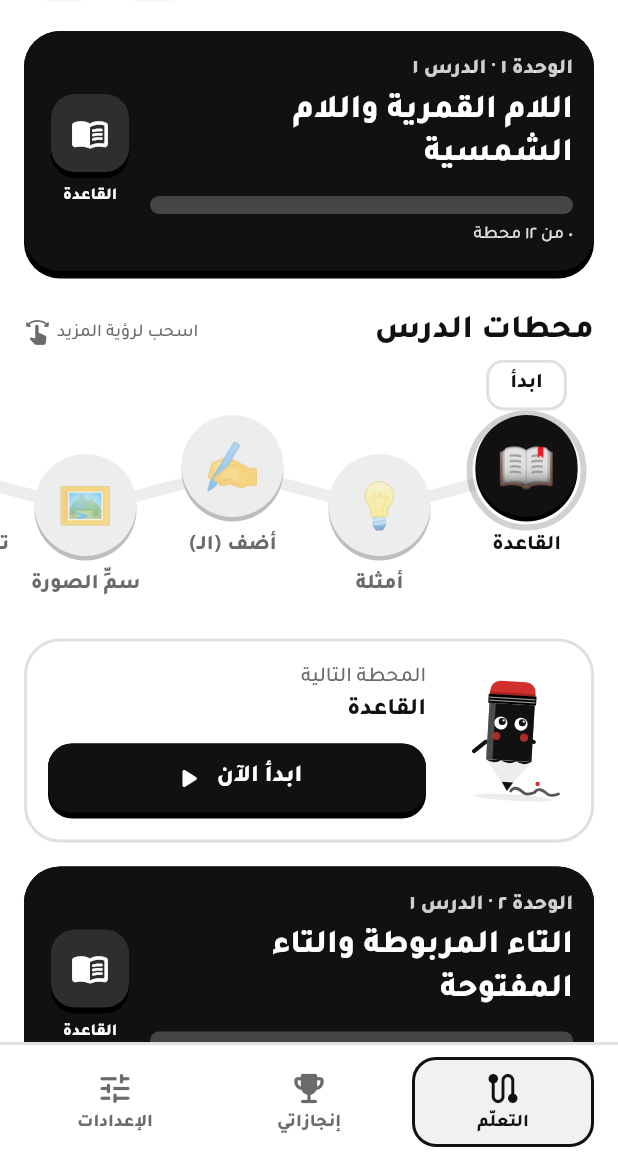
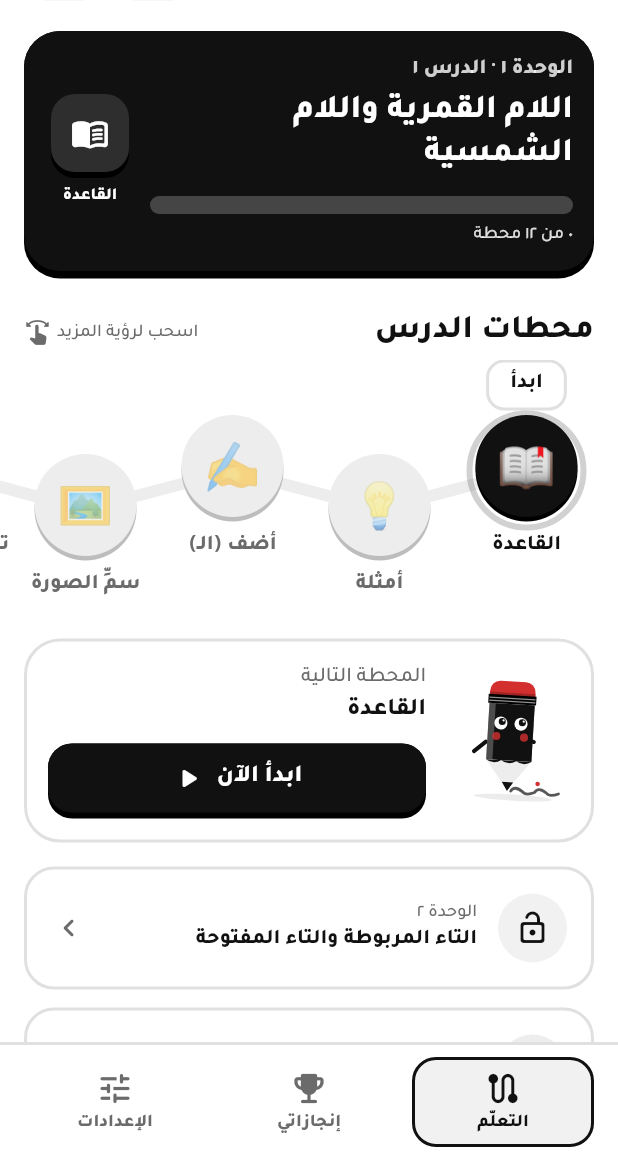
Before and after one commit to alansaria2026/imlaa-app, a Flutter app: the screen it shows after launch, on a phone screen of 412 x 824 dp, the part 77-1236 px from its top. Run offline on Flutter 3.47's test engine with Material 3 defaults, Android fonts, the phone set to English and light mode, and no system bars; our stand-ins replace audioplayers, flutter_tts, shared_preferences.

Commit message:
الوحدة الثانية بطاقة مفتوحة تعرض محطات درسها عند اختيارها
Co-Authored-By: Claude Opus 5.5 <noreply@anthropic.com>
Claude-Session: https://claude.ai/code/session_01BAinzYqS5R5ExmFrcB2fYo

```diff
--- a/lib/screens/learn_tab.dart
+++ b/lib/screens/learn_tab.dart
@@ -38,6 +38,9 @@ class _LearnTabState extends State<LearnTab> {
     );
   }
 
+  /// الدرس المعروض بمحطاته؛ بقية الدروس بطاقات مختصرة تُفتح بالضغط.
+  String _selected = lessons.first.id;
+
   @override
   Widget build(BuildContext context) {
     final app = AppScope.of(context);
@@ -46,20 +49,30 @@ class _LearnTabState extends State<LearnTab> {
         SliverToBoxAdapter(child: _TopBar(app: app)),
         for (final lesson in lessons)
           SliverToBoxAdapter(
-            child: _LessonSection(
+            child: lesson.id == _selected
+                ? _LessonSection(
                     key: ValueKey(lesson.id),
                     lesson: lesson,
                     stations: _stations[lesson.id]!,
                     onOpen: (page) => _open(lesson, page),
+                  )
+                : Padding(
+                    padding: const EdgeInsets.fromLTRB(16, 16, 16, 0),
+                    child: _UnitCard(
+                      key: ValueKey('unit-${lesson.id}'),
+                      number: lesson.unit,
+                      title: lesson.title,
+                      onTap: () => setState(() => _selected = lesson.id),
+                    ),
                   ),
           ),
         const SliverPadding(
-          padding: EdgeInsets.fromLTRB(16, 24, 16, 32),
+          padding: EdgeInsets.fromLTRB(16, 12, 16, 32),
           sliver: SliverList(
             delegate: SliverChildListDelegate.fixed([
-              _LockedUnit(number: 3, title: 'همزة الوصل وهمزة القطع'),
-              _LockedUnit(number: 4, title: 'الألف اللينة'),
-              _LockedUnit(number: 5, title: 'الهمزة المتوسطة والمتطرفة'),
+              _UnitCard(number: 3, title: 'همزة الوصل وهمزة القطع'),
+              _UnitCard(number: 4, title: 'الألف اللينة'),
+              _UnitCard(number: 5, title: 'الهمزة المتوسطة والمتطرفة'),
             ]),
           ),
         ),
@@ -773,17 +786,23 @@ class _TrophyNode extends StatelessWidget {
   }
 }
 
-class _LockedUnit extends StatelessWidget {
-  const _LockedUnit({required this.number, required this.title});
+/// بطاقة وحدة: مقفلة «قريبًا»، أو مفتوحة ([onTap]) تعرض محطات الدرس.
+class _UnitCard extends StatelessWidget {
+  const _UnitCard({
+    super.key,
+    required this.number,
+    required this.title,
+    this.onTap,
+  });
   final int number;
   final String title;
+  final VoidCallback? onTap;
 
   @override
   Widget build(BuildContext context) {
     final t = Theme.of(context).textTheme;
-    return Padding(
-      padding: const EdgeInsets.only(bottom: 12),
-      child: Container(
+    final open = onTap != null;
+    final card = Container(
       padding: const EdgeInsets.all(16),
       decoration: BoxDecoration(
         color: AppColors.surface,
@@ -795,11 +814,14 @@ class _LockedUnit extends StatelessWidget {
           Container(
             width: 46,
             height: 46,
-              decoration: const BoxDecoration(
-                color: AppColors.locked,
+            decoration: BoxDecoration(
+              color: open ? AppColors.primarySoft : AppColors.locked,
               shape: BoxShape.circle,
             ),
-              child: const Icon(Icons.lock_rounded, color: AppColors.muted),
+            child: Icon(
+              open ? Icons.lock_open_rounded : Icons.lock_rounded,
+              color: open ? AppColors.primary : AppColors.muted,
+            ),
           ),
           const SizedBox(width: 14),
           Expanded(
@@ -814,12 +836,16 @@ class _LockedUnit extends StatelessWidget {
                   title,
                   style: t.titleSmall?.copyWith(
                     fontWeight: FontWeight.w800,
-                      color: AppColors.muted,
+                    color: open ? AppColors.ink : AppColors.muted,
                   ),
                 ),
               ],
             ),
           ),
+          if (open)
+            // يُعكس في الكتابة من اليمين فيشير إلى الأمام.
+            const Icon(Icons.chevron_right_rounded, color: AppColors.muted)
+          else
             Text(
               'قريبًا',
               style: t.labelLarge?.copyWith(
@@ -829,7 +855,15 @@ class _LockedUnit extends StatelessWidget {
             ),
         ],
       ),
-      ),
+    );
+    return Padding(
+      padding: EdgeInsets.only(bottom: open ? 0 : 12),
+      child: open
+          ? Semantics(
+              button: true,
+              child: GestureDetector(onTap: onTap, child: card),
+            )
+          : card,
     );
   }
 }
```
Also changed, not shown: 1 other file. Lines whose indentation alone changed are shown as unchanged.
